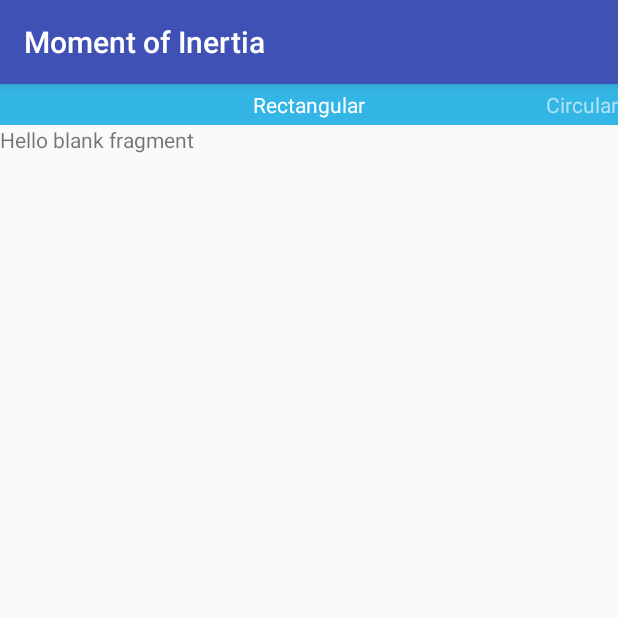
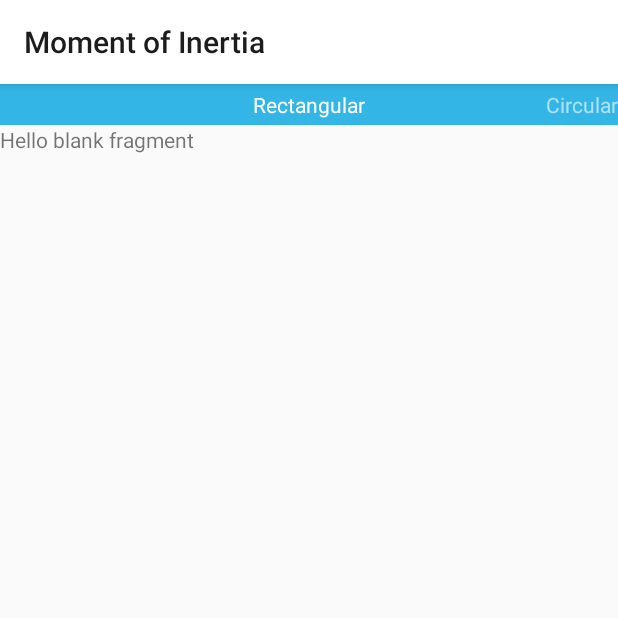
Before and after one commit to raicalvin/proj-29-moment-of-inertia, an Android app: the screen it shows after launch (MainActivity), on a phone screen of 412 x 824 dp, the top half of it. Run offline under Robolectric (Android 15) with nearby library versions, the phone set to English and light mode, and no system bars.

Commit message:
Created AppBar theme style to have a black on white color for text.

```diff
--- a/app/src/main/res/values/colors.xml
+++ b/app/src/main/res/values/colors.xml
@@ -1,6 +1,8 @@
 <?xml version="1.0" encoding="utf-8"?>
 <resources>
-    <color name="colorPrimary">#3F51B5</color>
-    <color name="colorPrimaryDark">#303F9F</color>
+    <color name="colorPrimary">#FFFFFF</color>
+    <color name="colorPrimaryDark">#1C1C1C</color>
     <color name="colorAccent">#FF4081</color>
+
+
 </resources>
--- a/app/src/main/res/values/styles.xml
+++ b/app/src/main/res/values/styles.xml
@@ -6,6 +6,18 @@
         <item name="colorPrimary">@color/colorPrimary</item>
         <item name="colorPrimaryDark">@color/colorPrimaryDark</item>
         <item name="colorAccent">@color/colorAccent</item>
+
+        <item name="actionBarStyle">@style/AppBarStyle</item>
+    </style>
+
+    <!-- App Bar theme -->
+    <style name="AppBarStyle" parent="@style/Widget.AppCompat.ActionBar.Solid">
+        <item name="android:background">@color/colorAccent</item>
+        <item name="titleTextStyle">@style/ActionBarTextStyle</item>
+    </style>
+
+    <style name="ActionBarTextStyle" parent="@style/TextAppearance.AppCompat.Widget.ActionBar.Title">
+        <item name="android:textColor">@color/colorPrimaryDark</item>
     </style>
 
 </resources>
```
